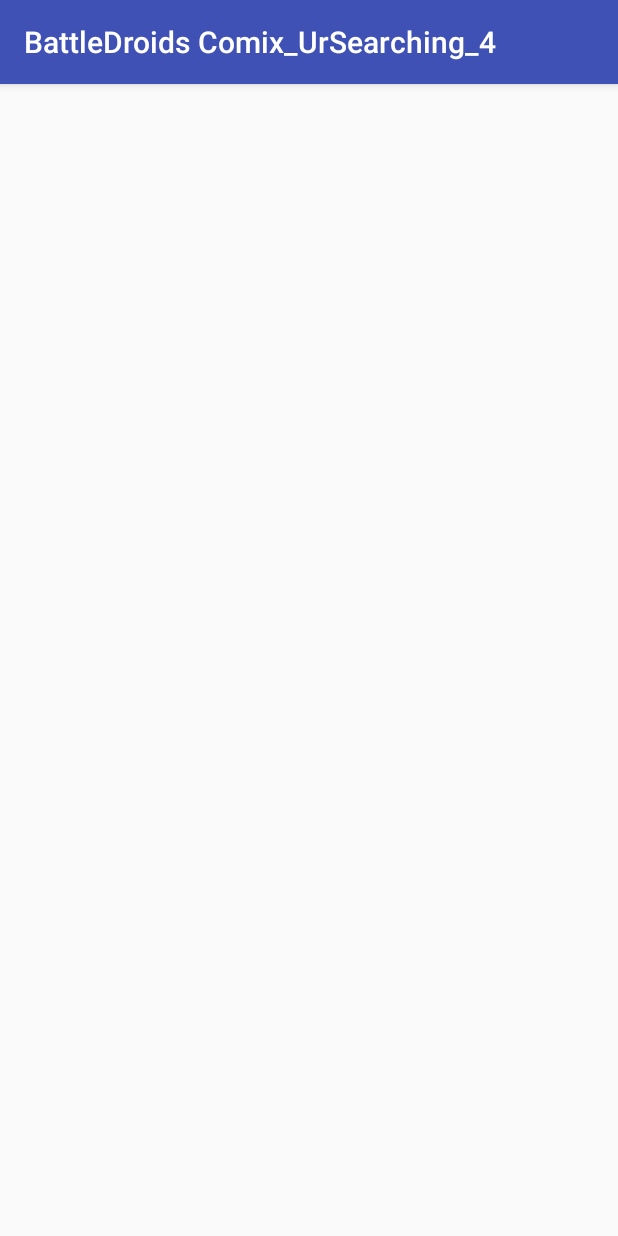
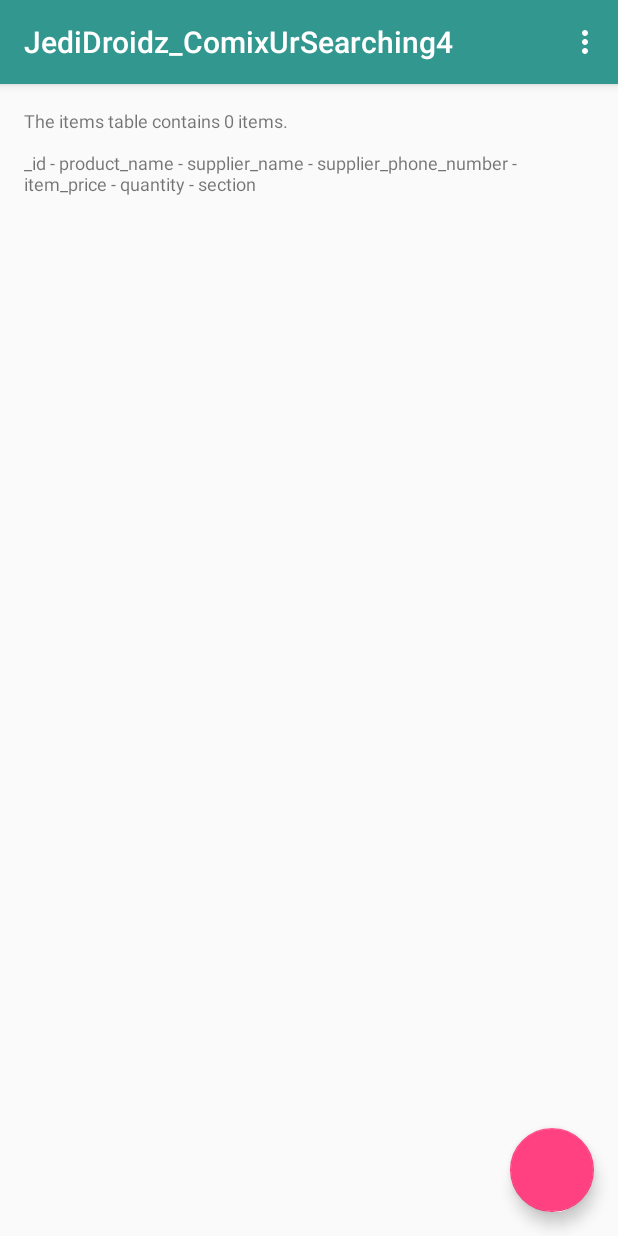
Before and after one commit to MarcGallegos/BattleDroidsComix_UrSearching_4, an Android app: the screen it shows after launch (EditorActivity before the commit, CatalogActivity after it), after a tap on an icon or button, on a phone screen of 412 x 824 dp. Run offline under Robolectric (Android 15) with nearby library versions, the phone set to English and light mode, and no system bars; 2 statements that could not run were skipped.

Commit message:
10th commit changes reflecting stage 1 final submission version

```diff
--- a/app/src/main/java/com/example/android/battledroidscomix_ursearching_4/CatalogActivity.java
+++ b/app/src/main/java/com/example/android/battledroidscomix_ursearching_4/CatalogActivity.java
@@ -7,6 +7,8 @@ import android.database.sqlite.SQLiteDatabase;
 import android.support.v7.app.AppCompatActivity;
 import android.os.Bundle;
 import android.support.design.widget.FloatingActionButton;
+import android.view.Menu;
+import android.view.MenuItem;
 import android.view.View;
 import android.widget.TextView;
 
@@ -16,7 +18,7 @@ import com.example.android.battledroidscomix_ursearching_4.data.ComixDbHelper;
 
 public class CatalogActivity extends AppCompatActivity {
 
-    //database helper provides access to database
+    //Database Helper provides access to database
     private ComixDbHelper mComixDbHelper;
 
     @Override
@@ -83,7 +85,7 @@ public class CatalogActivity extends AppCompatActivity {
             //
             //In the WHILE loop below, iterate through the rows of the cursor and display the
             //information from each column in following order.
-            displayView.setText(getString(R.string.table_int_header));
+            displayView.setText("The items table contains " + cursor.getCount() + " items. \n\n");
             displayView.append(TitleEntry._ID + " - " +
                     TitleEntry.COLUMN_PRODUCT_NAME + " - " +
                     TitleEntry.COLUMN_SUPPLIER + " - " +
@@ -127,7 +129,6 @@ public class CatalogActivity extends AppCompatActivity {
             //and makes it invalid.
             cursor.close();
         }
-        insertItem();
     }
 
         /**
@@ -157,4 +158,29 @@ public class CatalogActivity extends AppCompatActivity {
              */
             long newRowId=database.insert(TitleEntry.TABLE_NAME,null ,values);
         }
+
+        @Override
+        public boolean onCreateOptionsMenu(Menu menu){
+            //Inflate menu options in the app bar overflow menu
+            getMenuInflater().inflate(R.menu.menu_catalog,menu );
+            //Add menu items to app bar
+            return true;
+            }
+
+         @Override
+        public boolean onOptionsItemSelected(MenuItem item){
+            //User selected menu option in app bar overflow menu
+             switch(item.getItemId()){
+                 //Respond to "Insert Dummy Data" menu item selection
+                 case R.id.action_insert_dummy_data:
+                     insertItem();
+                     displayDatabaseInfo();
+                     return true;
+                 //Respond to "Delete ALL Database Entries" menu item selection
+                 case R.id.action_delete_all_entries:
+                    //Do nothing for this stage. Will call to yet-to-be created delete method.
+                    return true;
+             }
+             return super.onOptionsItemSelected(item);
+        }
     }
--- a/app/src/main/java/com/example/android/battledroidscomix_ursearching_4/EditorActivity.java
+++ /dev/null
@@ -1,9 +0,0 @@
-package com.example.android.battledroidscomix_ursearching_4;
-
-import android.support.v7.app.AppCompatActivity;
-
-public class EditorActivity extends AppCompatActivity {
-
-
-
-}
--- a/app/src/main/java/com/example/android/battledroidscomix_ursearching_4/data/ComixDbHelper.java
+++ b/app/src/main/java/com/example/android/battledroidscomix_ursearching_4/data/ComixDbHelper.java
@@ -3,6 +3,8 @@ package com.example.android.battledroidscomix_ursearching_4.data;
 import android.content.Context;
 import android.database.sqlite.SQLiteDatabase;
 import android.database.sqlite.SQLiteOpenHelper;
+import android.util.Log;
+
 import com.example.android.battledroidscomix_ursearching_4.data.ComiContract.TitleEntry;
 
 public class ComixDbHelper extends SQLiteOpenHelper{
@@ -35,6 +37,7 @@ public class ComixDbHelper extends SQLiteOpenHelper{
                 + TitleEntry.COLUMN_QTY + " INTEGER NOT NULL DEFAULT 0, "
                 + TitleEntry.COLUMN_SECTION + " INTEGER NOT NULL );";
 
+        Log.v("Database",SQL_CREATE_ITEMS_TABLE);
         // Execute the SQL statement
         db.execSQL(SQL_CREATE_ITEMS_TABLE);
     }
--- a/app/src/main/res/layout/activity_catalog.xml
+++ b/app/src/main/res/layout/activity_catalog.xml
@@ -10,6 +10,7 @@
         android:id="@+id/txt_vu_item"
         android:layout_width="match_parent"
         android:layout_height="match_parent"
+        android:textSize="12sp"
         android:padding="16dp"/>
 
     <android.support.design.widget.FloatingActionButton
--- a/app/src/main/res/menu/menu_catalog.xml
+++ b/app/src/main/res/menu/menu_catalog.xml
@@ -1,4 +1,17 @@
 <?xml version="1.0" encoding="utf-8"?>
-<menu xmlns:android="http://schemas.android.com/apk/res/android">
+<menu xmlns:android="http://schemas.android.com/apk/res/android"
+    xmlns:app="http://schemas.android.com/apk/res-auto"
+    xmlns:tools="http://schemas.android.com/tools"
+    tools:context=".CatalogActivity">
+
+    <item
+        android:id="@+id/action_insert_dummy_data"
+        android:title="@string/action_insert_dummy_data"
+        app:showAsAction="never"/>
+
+    <item
+        android:id="@+id/action_delete_all_entries"
+        android:title="@string/action_delete_all_entries"
+        app:showAsAction="never"/>
 
 </menu>
--- a/app/src/main/res/values/colors.xml
+++ b/app/src/main/res/values/colors.xml
@@ -1,6 +1,6 @@
 <?xml version="1.0" encoding="utf-8"?>
 <resources>
-    <color name="colorPrimary">#3F51B5</color>
-    <color name="colorPrimaryDark">#303F9F</color>
+    <color name="colorPrimary">#32978e</color>
+    <color name="colorPrimaryDark">#40bfaa</color>
     <color name="colorAccent">#FF4081</color>
 </resources>
--- a/app/src/main/res/values/strings.xml
+++ b/app/src/main/res/values/strings.xml
@@ -1,6 +1,6 @@
 <resources>
-    <string name="app_name">BattleDroids Comix_UrSearching_4</string>
+    <string name="app_name">JediDroidz_ComixUrSearching4</string>
     <string name="category_overview">Overview</string>
-    <string name="table_int_header" translatable="false">
-        "The items table contains " + cursor.getCount() + " items. \n\n"</string>
+    <string name="action_insert_dummy_data">Insert Dummy Data</string>
+    <string name="action_delete_all_entries">Delete ALL Database Entries</string>
 </resources>
```
Also changed, not shown: app/src/main/java/com/example/android/battledroidscomix_ursearching_4/data/ComiContract.java (+0 -10 lines).
